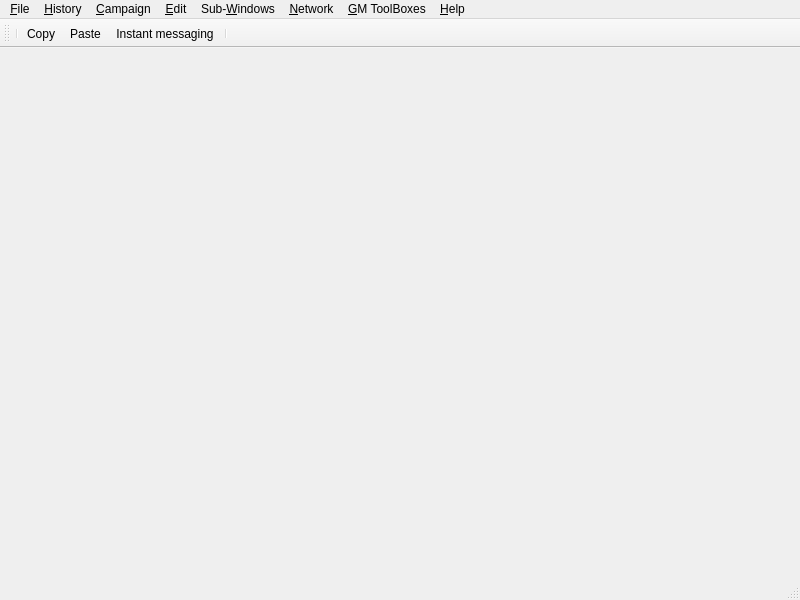
Qt form src/binaries/widget/mainwindow.ui (Rolisteam/rolisteam) before a commit.
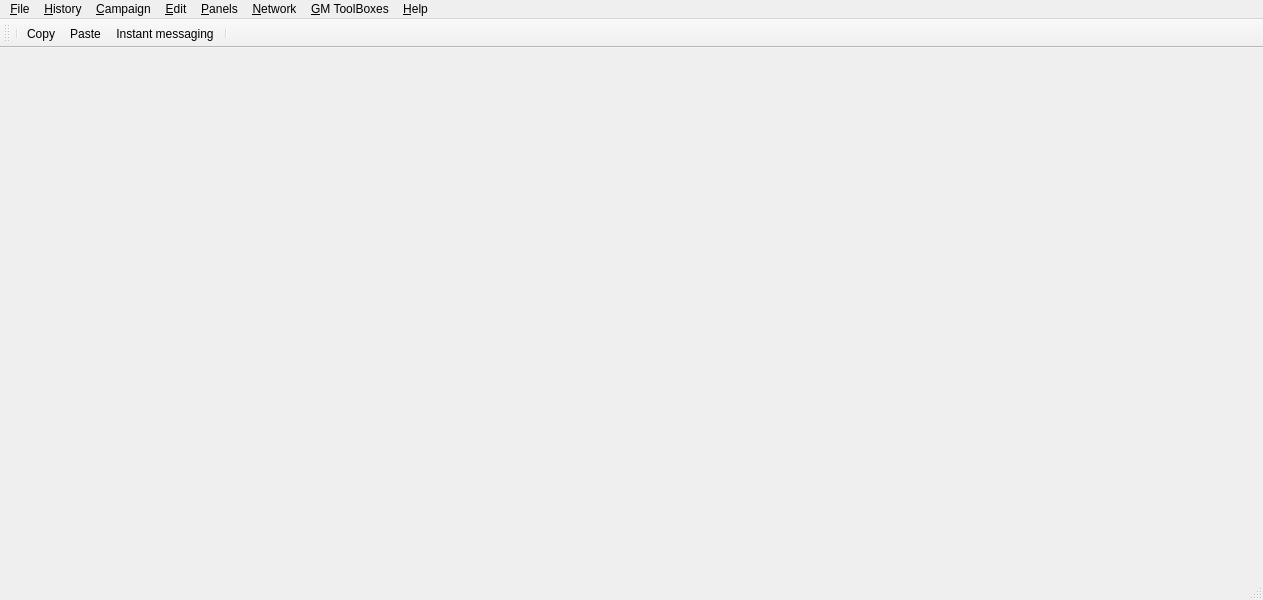
The same form after that commit. Icons and pictures are not drawn.

Commit message:
[Widget]: Set panel into tabs.
- Remove dockwidgts
- Add one dock widget
- Add tabwidget in it
- Add all panels inside tabs
- Set icons and add assets.

```diff
--- a/src/binaries/widget/mainwindow.ui
+++ b/src/binaries/widget/mainwindow.ui
@@ -6,7 +6,7 @@
    <rect>
     <x>0</x>
     <y>0</y>
-    <width>800</width>
+    <width>1263</width>
     <height>600</height>
    </rect>
   </property>
@@ -23,7 +23,7 @@
     <rect>
      <x>0</x>
      <y>0</y>
-     <width>800</width>
+     <width>1263</width>
      <height>22</height>
     </rect>
    </property>
@@ -64,7 +64,7 @@
    </widget>
    <widget class="QMenu" name="m_menuSubWindows">
     <property name="title">
-     <string>Sub-&amp;Windows</string>
+     <string>&amp;Panels</string>
     </property>
     <widget class="QMenu" name="menuReorganize">
      <property name="title">
```
Left out of the diff: 102 changed lines with no effect on the pictures. The commit also changes 79 other files.
